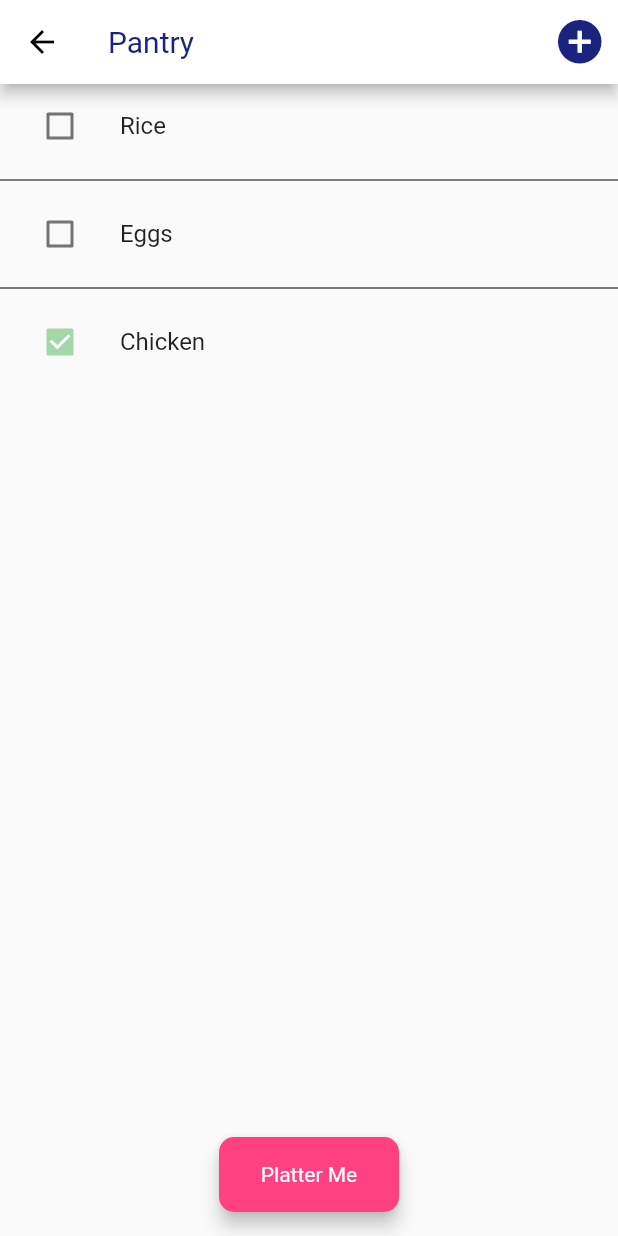
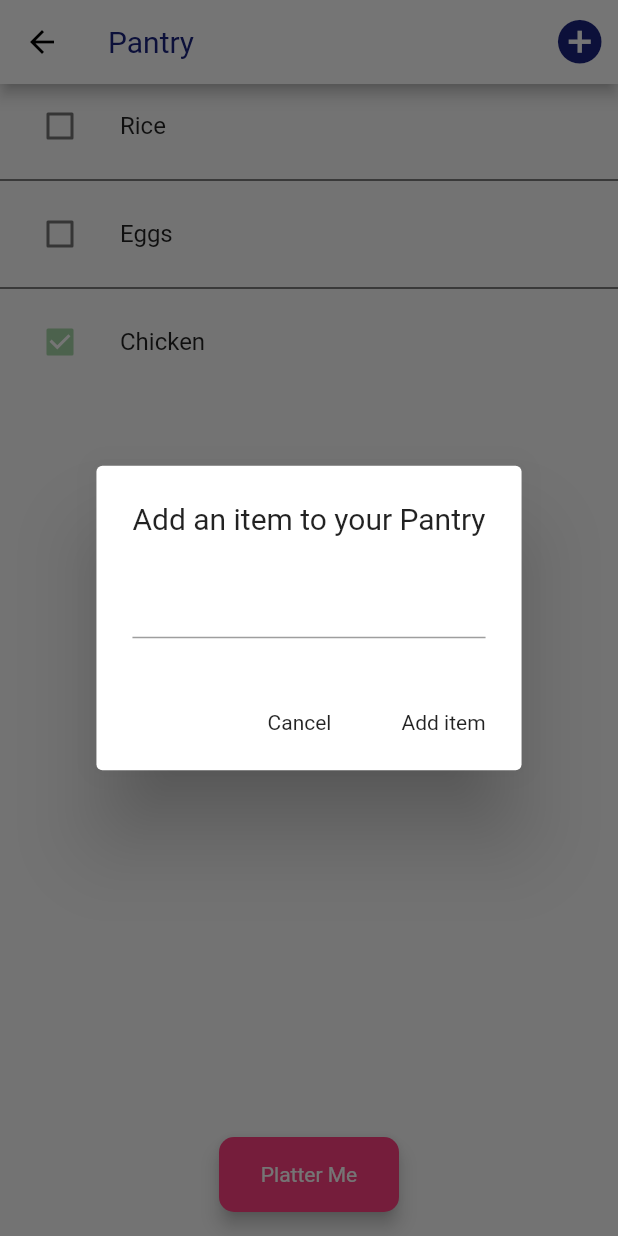
Before and after one commit to shyguywill/Platter-Flutter, a Flutter app: the Pantry screen opened by its route, after a tap on the "add circle" icon, on a phone screen of 412 x 824 dp. Run offline on Flutter 3.47's test engine with Material 2 defaults, Android fonts, the phone set to English and light mode, and no system bars.

Commit message:
add new items to list

```diff
--- a/lib/Controller/pantry_list_controller.dart
+++ b/lib/Controller/pantry_list_table.dart
@@ -1,13 +1,15 @@
 import 'package:flutter/material.dart';
 
 class IngredientTable extends StatefulWidget {
-  List<Map> _ingredientlist;
+  final List<Map> _ingredientlist;
+
+
 
   IngredientTable(this._ingredientlist);
 
   @override
   State<StatefulWidget> createState() {
-    // TODO: implement createState
+
     return _IngredientTable();
   }
 }
--- a/lib/View/pantry_list.dart
+++ b/lib/View/pantry_list.dart
@@ -1,12 +1,21 @@
 import 'package:flutter/material.dart';
 
-import '../Controller/pantry_list_controller.dart';
+import '../Controller/pantry_list_table.dart';
 
-class Pantry extends StatelessWidget {
+class Pantry extends StatefulWidget {
   final List<Map> ingredients;
+  final Function _addItem;
 
-  Pantry(this.ingredients);
+  Pantry(this.ingredients, this._addItem);
 
+  @override
+  State<StatefulWidget> createState() {
+    // TODO: implement createState
+    return _Pantry();
+  }
+}
+
+class _Pantry extends State<Pantry> {
   @override
   Widget build(BuildContext context) {
     return Scaffold(
@@ -14,8 +23,47 @@ class Pantry extends StatelessWidget {
         actions: <Widget>[
           IconButton(
             iconSize: 35,
-            onPressed: (){},
-            icon: Icon(Icons.add_circle,
+            onPressed: () {
+              String newIngredient;
+              showDialog(
+                  context: context,
+                  builder: (context) {
+                    return AlertDialog(
+                      title: Text("Add an item to your Pantry"),
+                      content: TextField(
+                        onChanged: (item) {
+                          newIngredient = item;
+                        },
+                        onSubmitted: (item) {
+                          setState(() {
+                            widget._addItem(item);
+                          });
+                        },
+                      ),
+                      actions: <Widget>[
+                        FlatButton(
+                          child: Text("Cancel"),
+                          onPressed: () {
+                            Navigator.pop(context);
+                          },
+                        ),
+                        FlatButton(
+                          child: Text("Add item"),
+                          onPressed: () {
+                            setState(() {
+                              if (newIngredient.isNotEmpty) {
+                                widget._addItem(newIngredient);
+                                Navigator.pop(context);
+                              }
+                            });
+                          },
+                        )
+                      ],
+                    );
+                  });
+            },
+            icon: Icon(
+              Icons.add_circle,
               color: Colors.indigo[900],
             ),
           )
@@ -25,7 +73,7 @@ class Pantry extends StatelessWidget {
           style: TextStyle(color: Theme.of(context).accentColor),
         ),
       ),
-      body: IngredientTable(ingredients),
+      body: IngredientTable(widget.ingredients),
       floatingActionButton: Container(
           width: 120.0,
           height: 50.0,
--- a/lib/home.dart
+++ b/lib/home.dart
@@ -5,6 +5,8 @@ import "./View/my_recipes.dart";
 import './View/search_recipes.dart';
 
 class Home extends StatelessWidget {
+
+
 
   @override
   Widget build(BuildContext context) {
--- a/lib/main.dart
+++ b/lib/main.dart
@@ -9,7 +9,7 @@ class MyApp extends StatefulWidget{
 
 @override
   State<StatefulWidget> createState() {
-    // TODO: implement createState
+
     return _MyApp();
   }
 
@@ -23,6 +23,16 @@ class _MyApp extends State<MyApp>{
     {"Ingredient": "Chicken", "Selected": true}
   ];
 
+   void addIngredient(String item){
+
+     Map<String, Object> newItem = {"Ingredient": item, "Selected": false};
+     pantryIngredients.add(newItem);
+   }
+
+   void deleteIngredient(int index){
+     pantryIngredients.removeAt(index);
+   }
+
 
 @override
   Widget build(BuildContext context) {
@@ -34,7 +44,7 @@ class _MyApp extends State<MyApp>{
       ),
       home: Home(),
       routes: {
-        "/pantry":(context) => Pantry(pantryIngredients)
+        "/pantry":(context) => Pantry(pantryIngredients,addIngredient)
       },
 
     );
```
Also changed, not shown: lib/View/search_recipes.dart (+31 -26 lines). Lines whose indentation alone changed are shown as unchanged.
